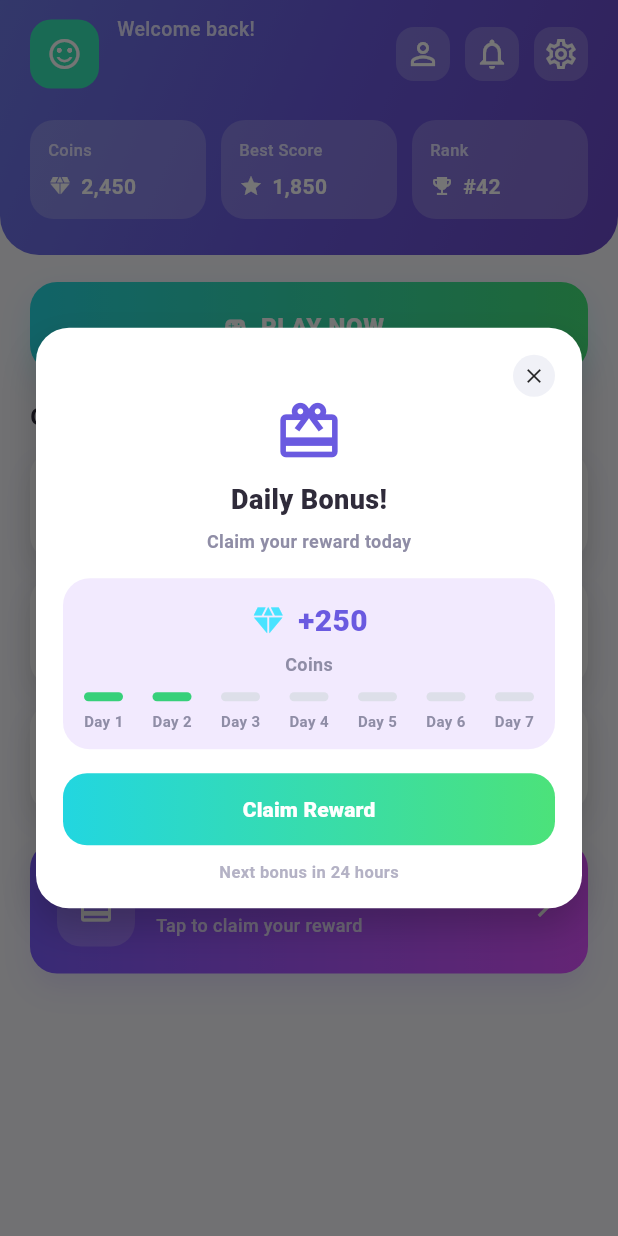
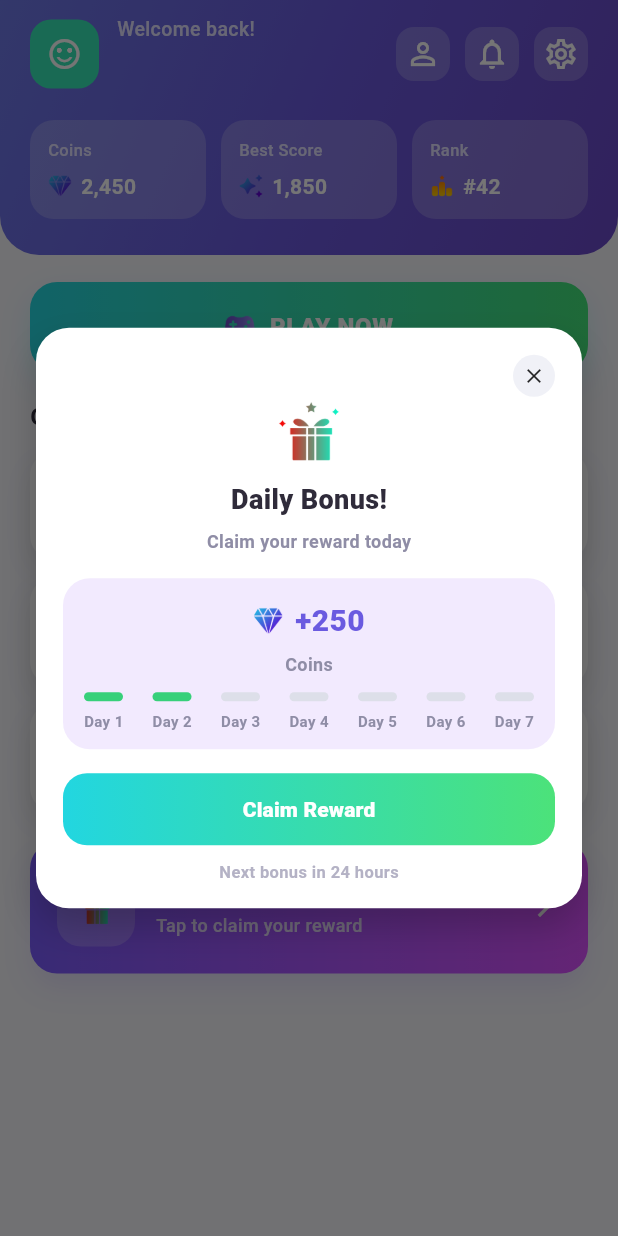
Before and after one commit to aleksa-panovic/mind-flip, a Flutter app: the HomeUserScreen screen opened by its route, after a tap on "Daily Gift", on a phone screen of 412 x 824 dp. Run offline on Flutter 3.47's test engine with Material 3 defaults, Android fonts, the light colour scheme and no system bars; accounts and stored records are empty; Roboto replaces fonts that are missing (Poppins).

Commit message:
Unapređenje UI dizajna dodavanjem ikonica i asseta

```diff
--- a/lib/screens/home/home_user_screen.dart
+++ b/lib/screens/home/home_user_screen.dart
@@ -38,6 +38,7 @@ class HomeUserScreen extends StatelessWidget {
                       icon: Icons.leaderboard,
                       title: 'Ranks',
                       subtitle: 'Global leaderboard',
+                      assetPath: 'assets/icons/rank.png',
                       onTap: () {
                         Navigator.pushNamed(context, '/leaderboard');
                       },
@@ -47,6 +48,7 @@ class HomeUserScreen extends StatelessWidget {
                       icon: Icons.shopping_bag,
                       title: 'Shop',
                       subtitle: 'Boosts & cosmetics',
+                      assetPath: 'assets/icons/shopping-bag.png',
                       onTap: () {
                         Navigator.pushNamed(context, '/shop');
                       },
@@ -56,6 +58,7 @@ class HomeUserScreen extends StatelessWidget {
                       icon: Icons.inventory_2_outlined,
                       title: 'Inventory',
                       subtitle: 'Your collection',
+                      assetPath: 'assets/icons/inventory.png',
                       onTap: () {
                         Navigator.pushNamed(context, '/inventory');
                       },
@@ -163,6 +166,7 @@ class _HeaderSection extends StatelessWidget {
                   title: 'Coins',
                   value: '2,450',
                   icon: Icons.diamond,
+                  assetPath: 'assets/icons/diamond.png',
                 ),
               ),
               SizedBox(width: 10),
@@ -171,6 +175,7 @@ class _HeaderSection extends StatelessWidget {
                   title: 'Best Score',
                   value: '1,850',
                   icon: Icons.star,
+                  assetPath: 'assets/icons/best_score.png',
                 ),
               ),
               SizedBox(width: 10),
@@ -179,6 +184,7 @@ class _HeaderSection extends StatelessWidget {
                   title: 'Rank',
                   value: '#42',
                   icon: Icons.emoji_events,
+                  assetPath: 'assets/icons/rank.png',
                 ),
               ),
             ],
@@ -222,7 +228,7 @@ class _PlayNowButton extends StatelessWidget {
             ),
           ],
         ),
-        child: ElevatedButton.icon(
+        child: ElevatedButton(
           onPressed: () => _showDifficultyDialog(context),
           style: ElevatedButton.styleFrom(
             backgroundColor: Colors.transparent,
@@ -231,8 +237,16 @@ class _PlayNowButton extends StatelessWidget {
               borderRadius: BorderRadius.circular(18),
             ),
           ),
-          icon: const Icon(Icons.sports_esports, color: Colors.white),
-          label: const Text(
+          child: Row(
+            mainAxisAlignment: MainAxisAlignment.center,
+            children: [
+              Image.asset(
+                'assets/icons/play.png',
+                width: 20,
+                height: 20,
+              ),
+              const SizedBox(width: 10),
+              const Text(
                 'PLAY NOW',
                 style: TextStyle(
                   color: Colors.white,
@@ -240,6 +254,8 @@ class _PlayNowButton extends StatelessWidget {
                   letterSpacing: 0.4,
                   fontSize: 16,
                 ),
+              ),
+            ],
           ),
         ),
       ),
@@ -401,7 +417,13 @@ class _DailyGiftCard extends StatelessWidget {
                 color: Colors.white.withOpacity(0.2),
                 borderRadius: BorderRadius.circular(16),
               ),
-              child: const Icon(Icons.card_giftcard, color: Colors.white),
+              child: Center(
+                child: Image.asset(
+                  'assets/icons/daily gift.png',
+                  width: 26,
+                  height: 26,
+                ),
+              ),
             ),
             const SizedBox(width: 14),
             const Expanded(
@@ -476,7 +498,11 @@ class _DailyBonusDialog extends StatelessWidget {
                 ),
               ),
             ),
-            const Icon(Icons.card_giftcard, size: 46, color: Color(0xFF6A5AE0)),
+            Image.asset(
+              'assets/icons/daily gift.png',
+              width: 46,
+              height: 46,
+            ),
             const SizedBox(height: 10),
             const Text(
               'Daily Bonus!',
@@ -507,10 +533,14 @@ class _DailyBonusDialog extends StatelessWidget {
                 children: [
                   Row(
                     mainAxisAlignment: MainAxisAlignment.center,
-                    children: const [
-                      Icon(Icons.diamond, color: Color(0xFF49E3FF)),
-                      SizedBox(width: 8),
-                      Text(
+                    children: [
+                      Image.asset(
+                        'assets/icons/diamond.png',
+                        width: 20,
+                        height: 20,
+                      ),
+                      const SizedBox(width: 8),
+                      const Text(
                         '+250',
                         style: TextStyle(
                           color: Color(0xFF6A5AE0),
--- a/lib/screens/leaderboard/leaderboard_screen.dart
+++ b/lib/screens/leaderboard/leaderboard_screen.dart
@@ -154,6 +154,7 @@ class _TopThree extends StatelessWidget {
           score: '2,340',
           ringColor: Color(0xFFB9C1D9),
           medalColor: Color(0xFFE3E6F2),
+          trophyAsset: 'assets/icons/second_place.png',
         ),
         _PodiumCard(
           rank: 1,
@@ -162,6 +163,7 @@ class _TopThree extends StatelessWidget {
           ringColor: Color(0xFFF2C94C),
           medalColor: Color(0xFFF2C94C),
           isWinner: true,
+          trophyAsset: 'assets/icons/first_place.png',
         ),
         _PodiumCard(
           rank: 3,
@@ -169,6 +171,7 @@ class _TopThree extends StatelessWidget {
           score: '2,280',
           ringColor: Color(0xFFFFA36C),
           medalColor: Color(0xFFFFA36C),
+          trophyAsset: 'assets/icons/third_place.png',
         ),
       ],
     );
@@ -183,6 +186,7 @@ class _PodiumCard extends StatelessWidget {
     required this.ringColor,
     required this.medalColor,
     this.isWinner = false,
+    this.trophyAsset,
   });
 
   final int rank;
@@ -191,6 +195,7 @@ class _PodiumCard extends StatelessWidget {
   final Color ringColor;
   final Color medalColor;
   final bool isWinner;
+  final String? trophyAsset;
 
   @override
   Widget build(BuildContext context) {
@@ -206,7 +211,13 @@ class _PodiumCard extends StatelessWidget {
             border: Border.all(color: ringColor, width: 3),
           ),
           child: Center(
-            child: Icon(Icons.emoji_events, color: medalColor, size: 28),
+            child: trophyAsset == null
+                ? Icon(Icons.emoji_events, color: medalColor, size: 28)
+                : Image.asset(
+                    trophyAsset!,
+                    width: isWinner ? 34 : 28,
+                    height: isWinner ? 34 : 28,
+                  ),
           ),
         ),
         const SizedBox(height: 8),
--- a/lib/screens/result/result_screen.dart
+++ b/lib/screens/result/result_screen.dart
@@ -147,7 +147,11 @@ class _ResultContent extends StatelessWidget {
         Row(
           mainAxisAlignment: MainAxisAlignment.center,
           children: [
-            const Icon(Icons.diamond, color: Color(0xFF49E3FF)),
+            Image.asset(
+              'assets/icons/diamond.png',
+              width: 18,
+              height: 18,
+            ),
             const SizedBox(width: 8),
             Text(
               '+$coins Coins Earned!',
--- a/lib/widgets/action_tile.dart
+++ b/lib/widgets/action_tile.dart
@@ -7,12 +7,14 @@ class ActionTile extends StatelessWidget {
     required this.title,
     required this.subtitle,
     required this.onTap,
+    this.assetPath,
   });
 
   final IconData icon;
   final String title;
   final String subtitle;
   final VoidCallback onTap;
+  final String? assetPath;
 
   @override
   Widget build(BuildContext context) {
@@ -41,7 +43,16 @@ class ActionTile extends StatelessWidget {
                 color: const Color(0xFFEFF0FF),
                 borderRadius: BorderRadius.circular(14),
               ),
-              child: Icon(icon, color: const Color(0xFF6A5AE0)),
+              child: Center(
+                child: assetPath == null
+                    ? Icon(icon, color: const Color(0xFF6A5AE0))
+                    : Image.asset(
+                        assetPath!,
+                        width: 24,
+                        height: 24,
+                        fit: BoxFit.contain,
+                      ),
+              ),
             ),
             const SizedBox(width: 14),
             Expanded(
--- a/lib/widgets/stat_card.dart
+++ b/lib/widgets/stat_card.dart
@@ -6,11 +6,13 @@ class StatCard extends StatelessWidget {
     required this.title,
     required this.value,
     required this.icon,
+    this.assetPath,
   });
 
   final String title;
   final String value;
   final IconData icon;
+  final String? assetPath;
 
   @override
   Widget build(BuildContext context) {
@@ -34,7 +36,14 @@ class StatCard extends StatelessWidget {
           const SizedBox(height: 6),
           Row(
             children: [
-              Icon(icon, size: 16, color: Colors.white),
+              assetPath == null
+                  ? Icon(icon, size: 16, color: Colors.white)
+                  : Image.asset(
+                      assetPath!,
+                      width: 16,
+                      height: 16,
+                      fit: BoxFit.contain,
+                    ),
               const SizedBox(width: 6),
               Flexible(
                 child: Text(
--- a/pubspec.yaml
+++ b/pubspec.yaml
@@ -56,6 +56,7 @@ flutter:
 
   assets:
     - assets/images/
+    - assets/icons/
 
   # The following line ensures that the Material Icons font is
   # included with your application, so that you can use the icons in
```
Also changed, not shown: assets/icons/best_score.png (added), assets/icons/daily gift.png (added), assets/icons/diamond.png (added), assets/icons/first_place.png (added), assets/icons/inventory.png (added), assets/icons/play.png (added), assets/icons/rank.png (added), assets/icons/second_place.png (added), assets/icons/shopping-bag.png (added), assets/icons/third_place.png (added). Lines whose indentation alone changed are shown as unchanged.
